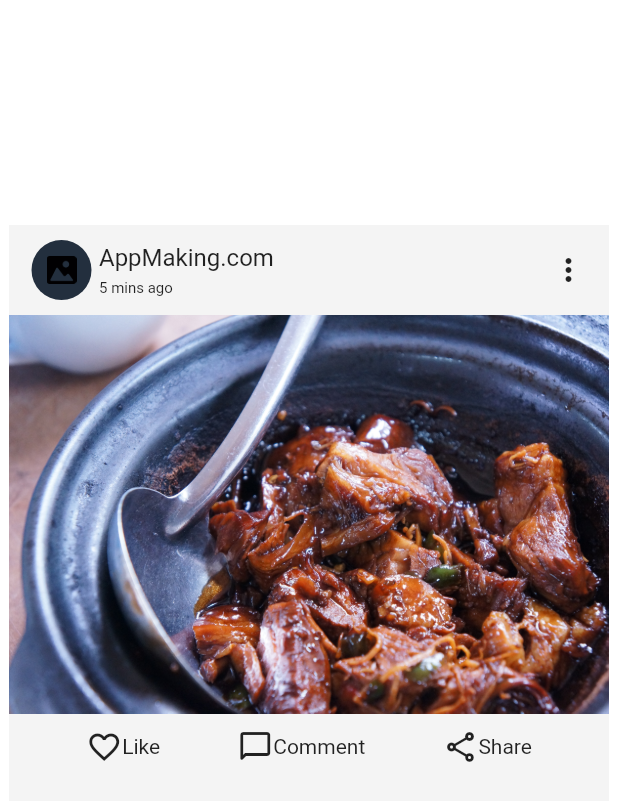
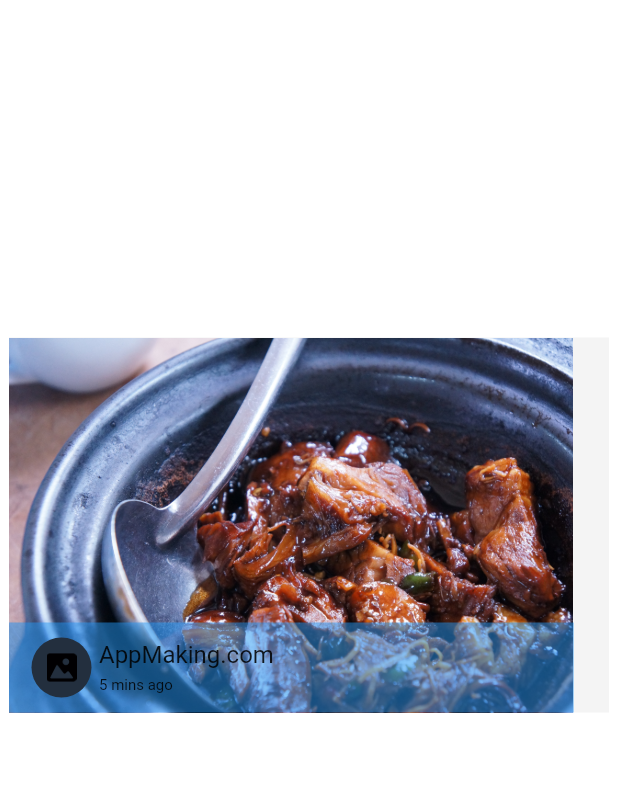
Before and after one commit to CesarPerez-Ksquare/UI_designTask, a Flutter app: the screen it shows after launch, on a phone screen of 412 x 824 dp. Shown: the top 801 px of the screen. Run offline on Flutter 3.47's test engine with Material 2 defaults, Android fonts, the phone set to English and light mode, and no system bars.

Commit message:
UI Design

```diff
--- a/ui_design/lib/main.dart
+++ b/ui_design/lib/main.dart
@@ -1,5 +1,5 @@
 import 'package:flutter/material.dart';
-import 'package:ui_design/screens/practice_16.dart';
+import 'package:ui_design/screens/practice_17.dart';
 
 void main() {
   runApp(const MyApp());
@@ -14,7 +14,7 @@ class MyApp extends StatelessWidget {
     return MaterialApp(
       debugShowCheckedModeBanner: false,
       title: 'UI - Design Task',
-      home: const Practice16(),
+      home: const Practice17(),
     );
   }
 }
--- /dev/null
+++ b/ui_design/lib/screens/practice_17.dart
@@ -0,0 +1,67 @@
+import 'package:flutter/material.dart';
+
+class Practice17 extends StatelessWidget {
+  const Practice17({super.key});
+
+  @override
+  Widget build(BuildContext context) {
+    return Scaffold(
+      backgroundColor: Colors.white,
+      body: Container(
+          height: 700,
+          width: 500,
+          color: Colors.white,
+          child: Center(
+            child: Container(
+              height: 250,
+              width: 400,
+              color: const Color(0xFFf4f4f4),
+              child: Stack(children: [
+                Image.asset('images/food.jpg'),
+                Align(
+                  alignment: Alignment.bottomLeft,
+                  child: Container(
+                    height: 60,
+                    width: 376.5,
+                    color: Colors.blue.withOpacity(0.5),
+                    child: Row(
+                        crossAxisAlignment: CrossAxisAlignment.center,
+                        children: [
+                          Container(
+                            margin: const EdgeInsets.only(left: 15),
+                            child: CircleAvatar(
+                              radius: 20,
+                              backgroundColor: const Color(0xFF232f3e),
+                              child: SizedBox(
+                                  height: 20,
+                                  width: 20,
+                                  child: Image.asset("images/ImageIcon.png")),
+                            ),
+                          ),
+                          Container(
+                            margin: const EdgeInsets.only(left: 5),
+                            child: Column(
+                                mainAxisAlignment: MainAxisAlignment.center,
+                                crossAxisAlignment: CrossAxisAlignment.start,
+                                children: [
+                                  const Text(
+                                    "AppMaking.com",
+                                    style: TextStyle(fontSize: 16),
+                                  ),
+                                  Container(
+                                      margin: const EdgeInsets.only(top: 5),
+                                      child: const Text(
+                                        "5 mins ago",
+                                        style: TextStyle(fontSize: 10),
+                                      )),
+                                ]),
+                          ),
+                        ]),
+                  ),
+                )
+              ]),
+            ),
+          )),
+    );
+  }
+}
```
Also changed, not shown: 1 other file.
